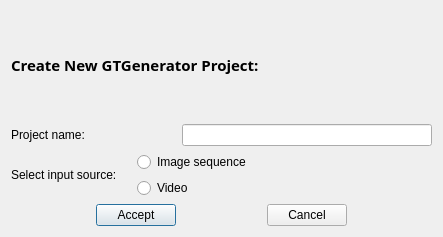
gcypds/GTGeneratorQT5, file GTGenerator_v1/newProject.ui: the form before one commit.
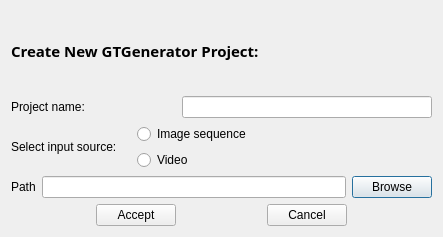
The form after the commit.

Commit message: Added some signals for new project dialog

What changed in the file:
```diff
--- a/GTGenerator_v1/newProject.ui
+++ b/GTGenerator_v1/newProject.ui
@@ -120,7 +120,25 @@
       </layout>
      </item>
      <item>
-      <layout class="QHBoxLayout" name="horizontalLayout_4"/>
+      <layout class="QHBoxLayout" name="horizontalLayout_4">
+       <item>
+        <widget class="QLabel" name="label_4">
+         <property name="text">
+          <string>Path</string>
+         </property>
+        </widget>
+       </item>
+       <item>
+        <widget class="QLineEdit" name="sourcePath_edit"/>
+       </item>
+       <item>
+        <widget class="QPushButton" name="browsePath_button">
+         <property name="text">
+          <string>Browse</string>
+         </property>
+        </widget>
+       </item>
+      </layout>
      </item>
      <item>
       <layout class="QHBoxLayout" name="horizontalLayout_3">
```
The commit also changes 8 other files.
